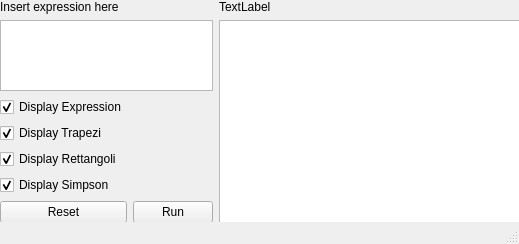
Old version of the form mainwindow.ui in the repository Annicc/NumericalIntegration.
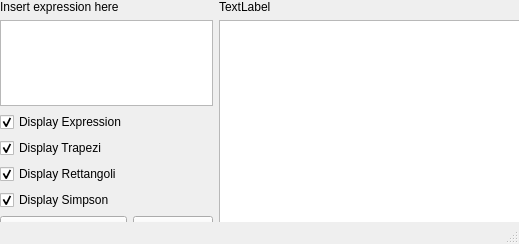
New version of the form. Custom widgets are drawn as their Qt base class.

Diff of the .ui file:
```diff
--- a/mainwindow.ui
+++ b/mainwindow.ui
@@ -20,7 +20,7 @@
       <x>0</x>
       <y>0</y>
       <width>520</width>
-      <height>223</height>
+      <height>238</height>
      </rect>
     </property>
     <layout class="QGridLayout" name="gridLayout">
```
Left out of the diff: 35 changed lines with no effect on the pictures.
